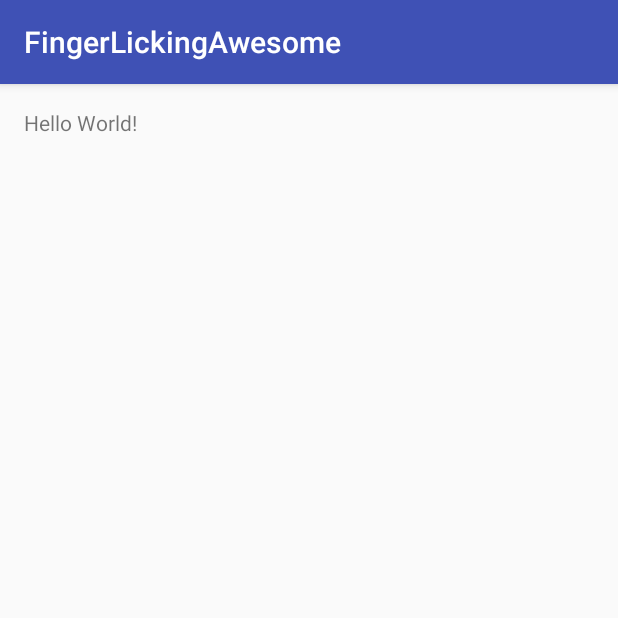
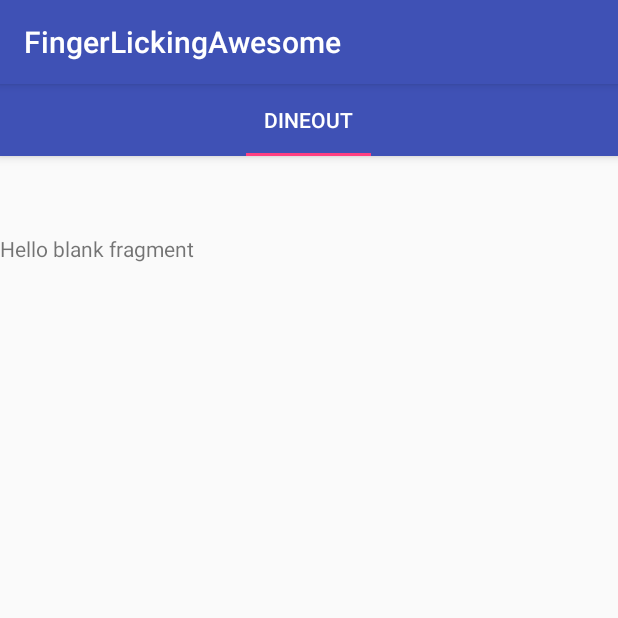
Before and after one commit to prekshasingla/Binge, an Android app: the screen it shows after launch (MainActivity), on a phone screen of 412 x 824 dp, the top half of it. Run offline under Robolectric (Android 15) with nearby library versions, the phone set to English and light mode, and no system bars.

Commit message:
created fragment and tablayout in viewpager

```diff
--- a/app/build.gradle
+++ b/app/build.gradle
@@ -23,4 +23,6 @@ dependencies {
     compile fileTree(dir: 'libs', include: ['*.jar'])
     testCompile 'junit:junit:4.12'
     compile 'com.android.support:appcompat-v7:24.2.1'
+    compile 'com.android.support:support-v4:24.2.1'
+    compile 'com.android.support:design:25.0.1'
 }
--- /dev/null
+++ b/app/src/main/java/com/example/prakharagarwal/fingerlickingawesome/DineoutFragment.java
@@ -0,0 +1,27 @@
+package com.example.prakharagarwal.fingerlickingawesome;
+
+import android.content.Context;
+import android.net.Uri;
+import android.os.Bundle;
+import android.support.annotation.Nullable;
+import android.support.v4.app.Fragment;
+import android.view.LayoutInflater;
+import android.view.View;
+import android.view.ViewGroup;
+
+
+
+public class DineoutFragment extends Fragment {
+    @Override
+    public void onCreate(@Nullable Bundle savedInstanceState) {
+        super.onCreate(savedInstanceState);
+    }
+
+    @Nullable
+    @Override
+    public View onCreateView(LayoutInflater inflater, @Nullable ViewGroup container, @Nullable Bundle savedInstanceState) {
+        View rootView = inflater.inflate(R.layout.fragment_dineout, container, false);
+
+        return rootView;
+    }
+}
--- a/app/src/main/java/com/example/prakharagarwal/fingerlickingawesome/MainActivity.java
+++ b/app/src/main/java/com/example/prakharagarwal/fingerlickingawesome/MainActivity.java
@@ -1,13 +1,25 @@
 package com.example.prakharagarwal.fingerlickingawesome;
 
+import android.support.design.widget.TabLayout;
+import android.support.v4.view.ViewPager;
 import android.support.v7.app.AppCompatActivity;
 import android.os.Bundle;
 
 public class MainActivity extends AppCompatActivity {
 
+    ViewPagerAdapter mviewPagerAdapter;
+    ViewPager mviewPager;
+    TabLayout mtabLayout;
     @Override
     protected void onCreate(Bundle savedInstanceState) {
         super.onCreate(savedInstanceState);
         setContentView(R.layout.activity_main);
+        mviewPagerAdapter = new ViewPagerAdapter(getSupportFragmentManager());
+        mviewPagerAdapter.addFragment(new DineoutFragment(), "Dineout");
+        mviewPager = (ViewPager) findViewById(R.id.viewpager);
+        mtabLayout = (TabLayout) findViewById(R.id.tablayout);
+
+        mviewPager.setAdapter(mviewPagerAdapter);
+        mtabLayout.setupWithViewPager(mviewPager);
     }
 }
--- /dev/null
+++ b/app/src/main/java/com/example/prakharagarwal/fingerlickingawesome/ViewPagerAdapter.java
@@ -0,0 +1,41 @@
+package com.example.prakharagarwal.fingerlickingawesome;
+
+import android.support.v4.app.Fragment;
+import android.support.v4.app.FragmentManager;
+import android.support.v4.app.FragmentPagerAdapter;
+import android.support.v4.view.PagerAdapter;
+
+import java.util.ArrayList;
+
+/**
+ * Created by prakharagarwal on 25/06/17.
+ */
+public class ViewPagerAdapter extends FragmentPagerAdapter {
+
+    ArrayList<Fragment> fragments = new ArrayList<>();
+    ArrayList<String> tabTitles = new ArrayList<>();
+
+    public void addFragment(Fragment fragment, String title) {
+        this.fragments.add(fragment);
+        this.tabTitles.add(title);
+    }
+
+    public ViewPagerAdapter(FragmentManager fm) {
+        super(fm);
+    }
+
+    @Override
+    public Fragment getItem(int position) {
+        return fragments.get(position);
+    }
+
+    @Override
+    public int getCount() {
+        return fragments.size();
+    }
+
+    @Override
+    public CharSequence getPageTitle(int position) {
+        return tabTitles.get(position);
+    }
+    }
--- a/app/src/main/res/layout/activity_main.xml
+++ b/app/src/main/res/layout/activity_main.xml
@@ -1,16 +1,39 @@
 <?xml version="1.0" encoding="utf-8"?>
-<RelativeLayout xmlns:android="http://schemas.android.com/apk/res/android"
+<android.support.design.widget.CoordinatorLayout xmlns:android="http://schemas.android.com/apk/res/android"
+    xmlns:app="http://schemas.android.com/apk/res-auto"
     xmlns:tools="http://schemas.android.com/tools"
     android:layout_width="match_parent"
     android:layout_height="match_parent"
-    android:paddingBottom="@dimen/activity_vertical_margin"
-    android:paddingLeft="@dimen/activity_horizontal_margin"
-    android:paddingRight="@dimen/activity_horizontal_margin"
-    android:paddingTop="@dimen/activity_vertical_margin"
+    android:fitsSystemWindows="true"
     tools:context="com.example.prakharagarwal.fingerlickingawesome.MainActivity">
+    <RelativeLayout
+        android:layout_width="match_parent"
+        android:layout_height="match_parent">
+        <android.support.design.widget.AppBarLayout
+            android:layout_width="match_parent"
+            android:id="@+id/appbar"
 
-    <TextView
-        android:layout_width="wrap_content"
-        android:layout_height="wrap_content"
-        android:text="Hello World!" />
-</RelativeLayout>
+            android:layout_height="wrap_content"
+            android:theme="@style/AppTheme.AppBarOverlay">
+
+            <android.support.design.widget.TabLayout
+                android:layout_width="match_parent"
+                android:layout_height="wrap_content"
+                app:tabMode="scrollable"
+
+                app:tabGravity="center"
+                android:id="@+id/tablayout"
+                ></android.support.design.widget.TabLayout>
+
+        </android.support.design.widget.AppBarLayout>
+
+        <android.support.v4.view.ViewPager
+            android:layout_width="match_parent"
+            android:layout_height="match_parent"
+            android:paddingTop="100dp"
+            android:id="@+id/viewpager">
+
+        </android.support.v4.view.ViewPager>
+
+    </RelativeLayout>
+</android.support.design.widget.CoordinatorLayout>
--- /dev/null
+++ b/app/src/main/res/layout/fragment_dineout.xml
@@ -0,0 +1,13 @@
+<FrameLayout xmlns:android="http://schemas.android.com/apk/res/android"
+    xmlns:tools="http://schemas.android.com/tools"
+    android:layout_width="match_parent"
+    android:layout_height="match_parent"
+    tools:context="com.example.prakharagarwal.fingerlickingawesome.DineoutFragment">
+
+    <!-- TODO: Update blank fragment layout -->
+    <TextView
+        android:layout_width="match_parent"
+        android:layout_height="match_parent"
+        android:text="@string/hello_blank_fragment" />
+
+</FrameLayout>
--- a/app/src/main/res/values/strings.xml
+++ b/app/src/main/res/values/strings.xml
@@ -1,3 +1,6 @@
 <resources>
     <string name="app_name">FingerLickingAwesome</string>
+
+    <!-- TODO: Remove or change this placeholder text -->
+    <string name="hello_blank_fragment">Hello blank fragment</string>
 </resources>
--- a/app/src/main/res/values/styles.xml
+++ b/app/src/main/res/values/styles.xml
@@ -1,5 +1,4 @@
 <resources>
-
     <!-- Base application theme. -->
     <style name="AppTheme" parent="Theme.AppCompat.Light.DarkActionBar">
         <!-- Customize your theme here. -->
@@ -8,4 +7,14 @@
         <item name="colorAccent">@color/colorAccent</item>
     </style>
 
+    <style name="AppTheme.NoActionBar">
+        <item name="windowActionBar">false</item>
+        <item name="windowNoTitle">true</item>
+    </style>
+
+    <style name="AppTheme.AppBarOverlay" parent="ThemeOverlay.AppCompat.Dark.ActionBar" />
+
+    <style name="AppTheme.PopupOverlay" parent="ThemeOverlay.AppCompat.Light" />
+
+
 </resources>
```
